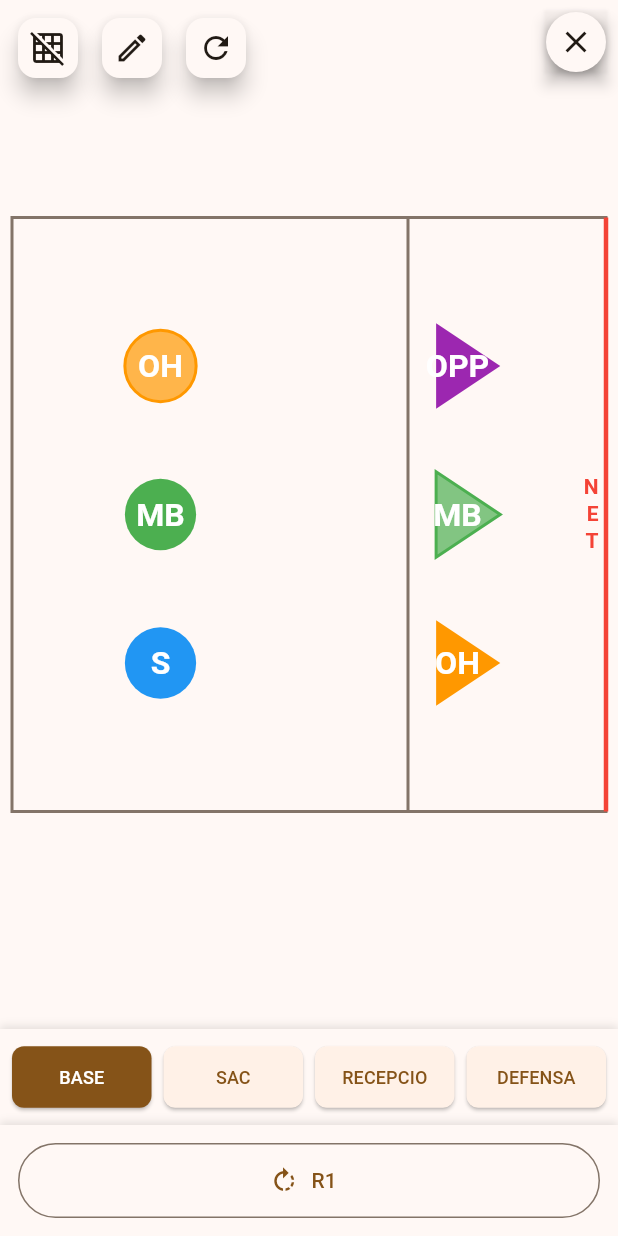
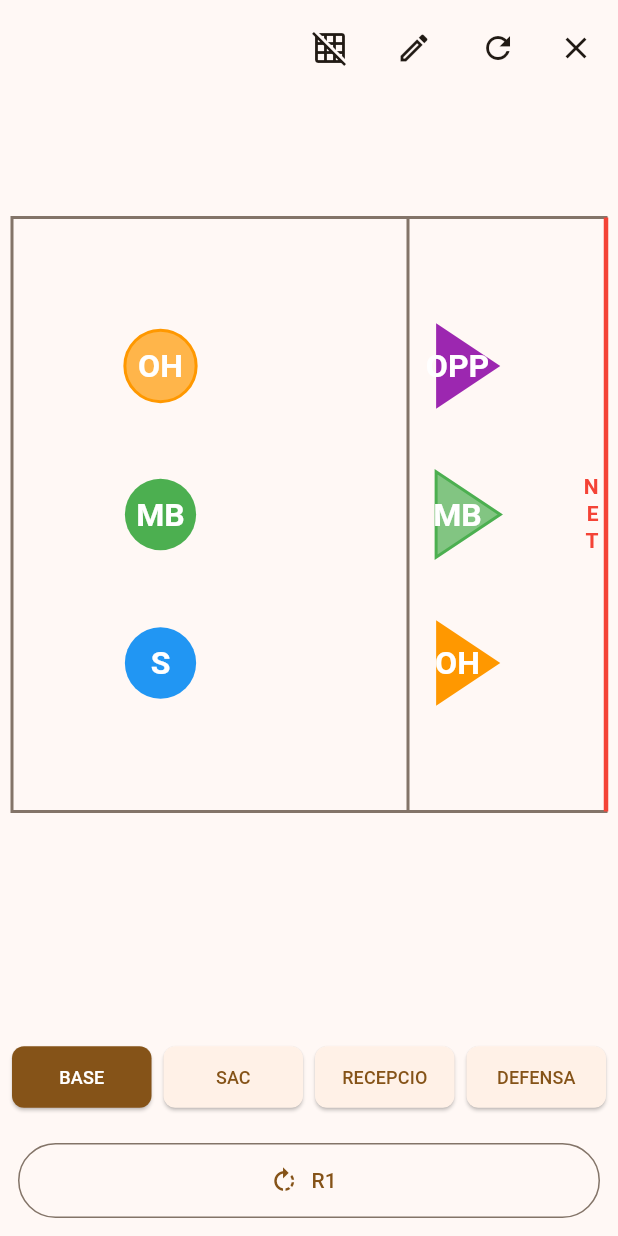
Before and after one commit to PauBenetPrat/volleyflow, a Flutter app: the RotationsPage screen opened by its route, on a phone screen of 412 x 824 dp. Run offline on Flutter 3.47's test engine with Material 3 defaults, Android fonts, the phone set to English and light mode, and no system bars; our stand-ins replace flutter_riverpod, go_router.

Commit message:
no-rev: Refactor RotationsPage layout for improved UI and functionality
- Renamed left and right panels for clarity and adjusted their layout for better organization.
- Removed unnecessary box shadows for a cleaner design.
- Consolidated action buttons into a single row for better accessibility and usability.
- Enhanced button interactions and visibility based on screen orientation.

```diff
--- a/lib/features/rotations/presentation/pages/rotations_page.dart
+++ b/lib/features/rotations/presentation/pages/rotations_page.dart
@@ -250,7 +250,25 @@ class RotationsPage extends ConsumerWidget {
       ),
     );
 
-    // Right side panel (phases and rotation button aligned vertically)
+    // Left side panel (phases buttons for landscape mode)
+    Widget leftPanel = Container(
+      width: isSmallScreen ? (isVerySmallScreen ? 80 : 100) : 120,
+      padding: EdgeInsets.symmetric(
+        vertical: isSmallScreen ? 12.0 : 16.0,
+        horizontal: isSmallScreen ? 4.0 : 8.0,
+      ),
+      decoration: BoxDecoration(
+        color: theme.colorScheme.surface,
+      ),
+      child: Column(
+        mainAxisAlignment: MainAxisAlignment.center,
+        children: [
+          phaseButtons,
+        ],
+      ),
+    );
+
+    // Right side panel (phases and rotation button aligned vertically) - for portrait mode
     Widget rightPanel = Container(
       width: isSmallScreen ? (isVerySmallScreen ? 80 : 100) : 120,
       padding: EdgeInsets.symmetric(
@@ -259,13 +277,6 @@ class RotationsPage extends ConsumerWidget {
       ),
       decoration: BoxDecoration(
         color: theme.colorScheme.surface,
-        boxShadow: [
-          BoxShadow(
-            color: Colors.black.withValues(alpha: 0.1),
-            blurRadius: 4,
-            offset: const Offset(-2, 0),
-          ),
-        ],
       ),
       child: Column(
         mainAxisAlignment: MainAxisAlignment.center,
@@ -287,13 +298,6 @@ class RotationsPage extends ConsumerWidget {
       padding: EdgeInsets.all(isSmallScreen ? 12.0 : 16.0),
       decoration: BoxDecoration(
         color: theme.colorScheme.surface,
-        boxShadow: [
-          BoxShadow(
-            color: Colors.black.withValues(alpha: 0.1),
-            blurRadius: 4,
-            offset: const Offset(0, -2),
-          ),
-        ],
       ),
       child: SafeArea(
         child: _RotateButton(
@@ -378,13 +382,6 @@ class RotationsPage extends ConsumerWidget {
                               ),
                               decoration: BoxDecoration(
                                 color: theme.colorScheme.surface,
-                                boxShadow: [
-                                  BoxShadow(
-                                    color: Colors.black.withValues(alpha: 0.1),
-                                    blurRadius: 4,
-                                    offset: const Offset(0, -2),
-                                  ),
-                                ],
                               ),
                               child: SafeArea(
                                 child: Column(
@@ -503,7 +500,9 @@ class RotationsPage extends ConsumerWidget {
                         )
                       : Row(
                           children: [
-                            // Left side - Court and controls
+                            // Left side - Phase buttons
+                            leftPanel,
+                            // Center - Court
                             Expanded(
                               child: Column(
                                 children: [
@@ -522,8 +521,6 @@ class RotationsPage extends ConsumerWidget {
                                 ],
                               ),
                             ),
-                            // Right side - Phase buttons and rotation button
-                            rightPanel,
                           ],
                         ),
                   // Validation errors overlay (no afecta les dimensions)
@@ -626,7 +623,9 @@ class RotationsPage extends ConsumerWidget {
                         )
                       : Row(
                           children: [
-                            // Left side - Court
+                            // Left side - Phase buttons
+                            leftPanel,
+                            // Center - Court
                             Expanded(
                               child: Column(
                                 children: [
@@ -645,16 +644,28 @@ class RotationsPage extends ConsumerWidget {
                                 ],
                               ),
                             ),
-                            // Right side - Phase buttons and rotation button
-                            rightPanel,
                           ],
+                        ),
+                  // Rotation button at bottom right (landscape mode only)
+                  if (!isPortrait)
+                    Positioned(
+                      bottom: MediaQuery.of(context).padding.bottom + 16,
+                      right: 16,
+                      child: _RotateButton(
+                        currentRotation: currentRotation,
+                        isSmallScreen: isSmallScreen,
+                        isVerySmallScreen: isVerySmallScreen,
+                        isCircular: true,
+                      ),
                     ),
                   // Validation errors overlay (no afecta les dimensions)
                   if (rotationState.validationResult != null &&
                       !rotationState.validationResult!.isValid)
                     Positioned(
                       bottom: 100,
-                      left: (isSmallScreen ? (isVerySmallScreen ? 80 : 100) : 120) + 16,
+                      left: isPortrait
+                          ? (isSmallScreen ? (isVerySmallScreen ? 80 : 100) : 120) + 16
+                          : (isSmallScreen ? (isVerySmallScreen ? 80 : 100) : 120) + 16,
                       right: 16,
                       child: Material(
                         elevation: 8,
@@ -714,49 +725,22 @@ class RotationsPage extends ConsumerWidget {
                 ],
               ),
             ),
-          // Close button (X) in top right corner - placed last so it's on top
+          // Close button and action buttons grouped together
           Positioned(
             top: MediaQuery.of(context).padding.top + 8,
             right: 8,
-            child: Material(
-              elevation: 4,
-              color: Colors.transparent,
-              child: InkWell(
-                onTap: _showExitConfirmation,
-                borderRadius: BorderRadius.circular(20),
-                child: Container(
-                  padding: const EdgeInsets.all(8),
-                  decoration: BoxDecoration(
-                    color: theme.colorScheme.surface,
-                    shape: BoxShape.circle,
-                    boxShadow: [
-                      BoxShadow(
-                        color: Colors.black.withValues(alpha: 0.2),
-                        blurRadius: 4,
-                        offset: const Offset(0, 2),
-                      ),
-                    ],
-                  ),
-                  child: Icon(
-                    Icons.close,
-                    color: theme.colorScheme.onSurface,
-                    size: 24,
-                  ),
-                ),
-              ),
-            ),
-          ),
-          // Floating action buttons for AppBar actions
-          Positioned(
-            top: 8,
-            left: 8,
             child: isPortrait
                 ? Row(
+                    mainAxisSize: MainAxisSize.min,
+                    children: [
+                      // Action buttons in a row
+                      Row(
                         mainAxisSize: MainAxisSize.min,
                         children: [
                           // Grid toggle
                           FloatingActionButton.small(
                             heroTag: 'grid',
+                            elevation: 0,
                             onPressed: () {
                               ref.read(rotationProvider.notifier).toggleGrid();
                             },
@@ -776,6 +760,7 @@ class RotationsPage extends ConsumerWidget {
                           // Drawing mode toggle
                           FloatingActionButton.small(
                             heroTag: 'drawing',
+                            elevation: 0,
                             onPressed: () {
                               ref.read(rotationProvider.notifier).toggleDrawingMode();
                             },
@@ -796,6 +781,7 @@ class RotationsPage extends ConsumerWidget {
                             const SizedBox(width: 8),
                             FloatingActionButton.small(
                               heroTag: 'undo',
+                              elevation: 0,
                               onPressed: () {
                                 ref.read(rotationProvider.notifier).undoLastDrawing();
                               },
@@ -811,6 +797,7 @@ class RotationsPage extends ConsumerWidget {
                             const SizedBox(width: 8),
                             FloatingActionButton.small(
                               heroTag: 'clear',
+                              elevation: 0,
                               onPressed: () {
                                 ref.read(rotationProvider.notifier).clearDrawings();
                               },
@@ -826,6 +813,7 @@ class RotationsPage extends ConsumerWidget {
                             const SizedBox(width: 8),
                             FloatingActionButton.small(
                               heroTag: 'copy',
+                              elevation: 0,
                               onPressed: () {
                                 final json = ref.read(rotationProvider.notifier).getAllCoordinatesJson();
                                 Clipboard.setData(ClipboardData(text: json));
@@ -847,6 +835,7 @@ class RotationsPage extends ConsumerWidget {
                           const SizedBox(width: 8),
                           FloatingActionButton.small(
                             heroTag: 'reset',
+                            elevation: 0,
                             onPressed: () {
                               ref.read(rotationProvider.notifier).reset();
                             },
@@ -857,13 +846,61 @@ class RotationsPage extends ConsumerWidget {
                             ),
                           ),
                         ],
+                      ),
+                      const SizedBox(width: 8),
+                      // Close button (X)
+                      Material(
+                        elevation: 0,
+                        color: Colors.transparent,
+                        child: InkWell(
+                          onTap: _showExitConfirmation,
+                          borderRadius: BorderRadius.circular(20),
+                          child: Container(
+                            padding: const EdgeInsets.all(8),
+                            decoration: BoxDecoration(
+                              color: theme.colorScheme.surface,
+                              shape: BoxShape.circle,
+                            ),
+                            child: Icon(
+                              Icons.close,
+                              color: theme.colorScheme.onSurface,
+                              size: 24,
+                            ),
+                          ),
+                        ),
+                      ),
+                    ],
                   )
                 : Column(
                     mainAxisSize: MainAxisSize.min,
+                    crossAxisAlignment: CrossAxisAlignment.end,
                     children: [
+                      // Close button (X)
+                      Material(
+                        elevation: 0,
+                        color: Colors.transparent,
+                        child: InkWell(
+                          onTap: _showExitConfirmation,
+                          borderRadius: BorderRadius.circular(20),
+                          child: Container(
+                            padding: const EdgeInsets.all(8),
+                            decoration: BoxDecoration(
+                              color: theme.colorScheme.surface,
+                              shape: BoxShape.circle,
+                            ),
+                            child: Icon(
+                              Icons.close,
+                              color: theme.colorScheme.onSurface,
+                              size: 24,
+                            ),
+                          ),
+                        ),
+                      ),
+                      const SizedBox(height: 8),
                       // Grid toggle
                       FloatingActionButton.small(
                         heroTag: 'grid',
+                        elevation: 0,
                         onPressed: () {
                           ref.read(rotationProvider.notifier).toggleGrid();
                         },
@@ -883,6 +920,7 @@ class RotationsPage extends ConsumerWidget {
                       // Drawing mode toggle
                       FloatingActionButton.small(
                         heroTag: 'drawing',
+                        elevation: 0,
                         onPressed: () {
                           ref.read(rotationProvider.notifier).toggleDrawingMode();
                         },
@@ -903,6 +941,7 @@ class RotationsPage extends ConsumerWidget {
                         const SizedBox(height: 8),
                         FloatingActionButton.small(
                           heroTag: 'undo',
+                          elevation: 0,
                           onPressed: () {
                             ref.read(rotationProvider.notifier).undoLastDrawing();
                           },
@@ -918,6 +957,7 @@ class RotationsPage extends ConsumerWidget {
                         const SizedBox(height: 8),
                         FloatingActionButton.small(
                           heroTag: 'clear',
+                          elevation: 0,
                           onPressed: () {
                             ref.read(rotationProvider.notifier).clearDrawings();
                           },
@@ -933,6 +973,7 @@ class RotationsPage extends ConsumerWidget {
                         const SizedBox(height: 8),
                         FloatingActionButton.small(
                           heroTag: 'copy',
+                          elevation: 0,
                           onPressed: () {
                             final json = ref.read(rotationProvider.notifier).getAllCoordinatesJson();
                             Clipboard.setData(ClipboardData(text: json));
@@ -954,6 +995,7 @@ class RotationsPage extends ConsumerWidget {
                       const SizedBox(height: 8),
                       FloatingActionButton.small(
                         heroTag: 'reset',
+                        elevation: 0,
                         onPressed: () {
                           ref.read(rotationProvider.notifier).reset();
                         },
```
Lines whose indentation alone changed are shown as unchanged.
